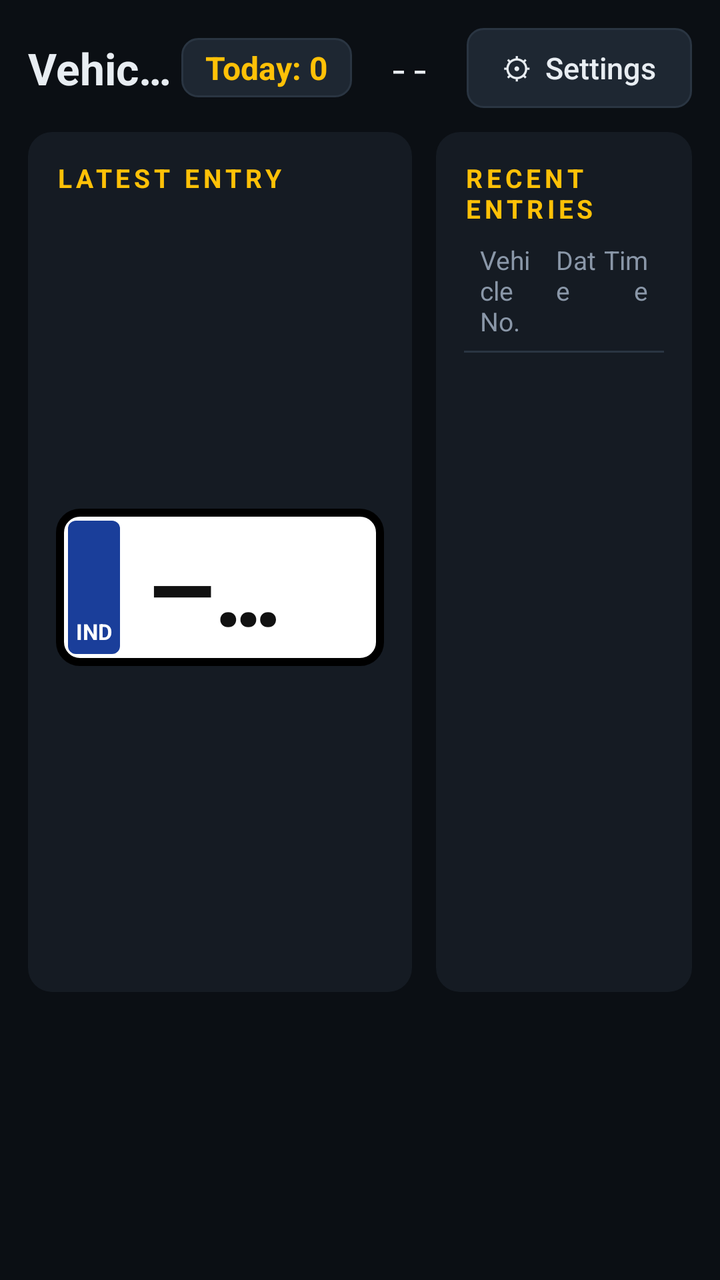
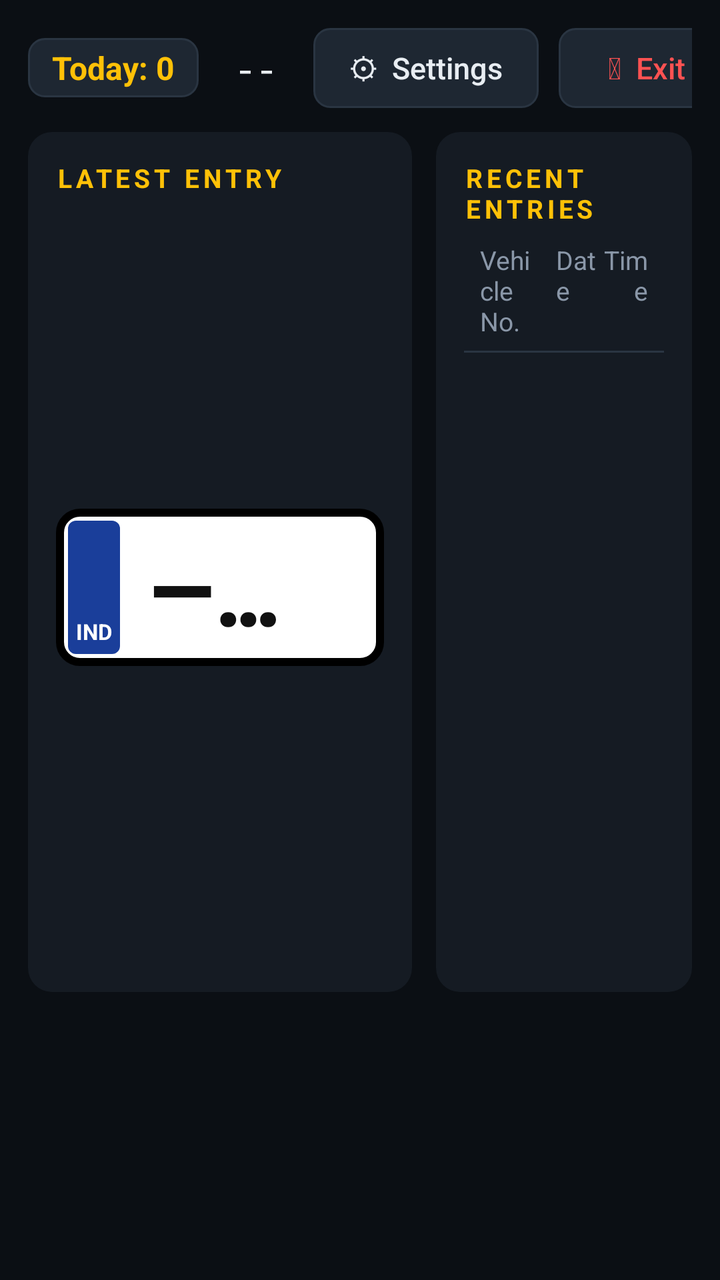

Two renders of the same Android screen: before a commit and after it. Below are the layout's source before the change and the commit's diff.
<!-- AndroidManifest.xml: application theme Theme.VehicleGate -->
<!-- res/layout/activity_main.xml -->
<?xml version="1.0" encoding="utf-8"?>
<LinearLayout xmlns:android="http://schemas.android.com/apk/res/android"
    android:layout_width="match_parent"
    android:layout_height="match_parent"
    android:background="@color/bg"
    android:keepScreenOn="true"
    android:orientation="vertical"
    android:padding="14dp">

    
    <LinearLayout
        android:layout_width="match_parent"
        android:layout_height="wrap_content"
        android:gravity="center_vertical"
        android:orientation="horizontal">

        <TextView
            android:id="@+id/title"
            android:layout_width="0dp"
            android:layout_height="wrap_content"
            android:layout_weight="1"
            android:ellipsize="end"
            android:singleLine="true"
            android:text="Vehicle Entry Monitor"
            android:textColor="@color/text"
            android:textSize="22sp"
            android:textStyle="bold" />

        <TextView
            android:id="@+id/todayCount"
            android:layout_width="wrap_content"
            android:layout_height="wrap_content"
            android:layout_marginEnd="18dp"
            android:background="@drawable/focus_bg"
            android:paddingLeft="12dp"
        android:paddingRight="12dp"
            android:paddingTop="4dp"
        android:paddingBottom="4dp"
            android:text="Today: 0"
            android:textColor="@color/accent"
            android:textSize="16sp"
            android:textStyle="bold" />

        <TextView
            android:id="@+id/clock"
            android:layout_width="wrap_content"
            android:layout_height="wrap_content"
            android:layout_marginEnd="18dp"
            android:fontFamily="monospace"
            android:text="--"
            android:textColor="@color/text"
            android:textSize="18sp" />

        <androidx.appcompat.widget.AppCompatButton
            android:id="@+id/settingsButton"
            style="@style/TvButton"
            android:layout_width="wrap_content"
            android:layout_height="wrap_content"
            android:text="⚙  Settings" />
    </LinearLayout>

    
    <LinearLayout
        android:layout_width="match_parent"
        android:layout_height="0dp"
        android:layout_marginTop="12dp"
        android:layout_weight="1"
        android:baselineAligned="false"
        android:orientation="horizontal">

        
        <LinearLayout
            android:id="@+id/latestCard"
            android:layout_width="0dp"
            android:layout_height="match_parent"
            android:layout_marginEnd="12dp"
            android:layout_weight="3"
            android:background="@drawable/card_bg"
            android:orientation="vertical"
            android:padding="14dp">

            <TextView
                android:layout_width="wrap_content"
                android:layout_height="wrap_content"
                android:letterSpacing="0.15"
                android:text="@string/latest_entry"
                android:textColor="@color/accent"
                android:textSize="13sp"
                android:textStyle="bold" />

            <LinearLayout
                android:layout_width="match_parent"
                android:layout_height="wrap_content"
                android:layout_marginTop="8dp"
                android:gravity="center_vertical"
                android:orientation="horizontal">

                
                <LinearLayout
                    android:id="@+id/plateBox"
                    android:layout_width="wrap_content"
                    android:layout_height="wrap_content"
                    android:background="@drawable/plate_bg"
                    android:gravity="center_vertical"
                    android:orientation="horizontal"
                    android:padding="6dp">

                    <TextView
                        android:layout_width="wrap_content"
                        android:layout_height="match_parent"
                        android:background="@drawable/ind_strip"
                        android:gravity="bottom|center_horizontal"
                        android:paddingLeft="4dp"
        android:paddingRight="4dp"
                        android:paddingBottom="4dp"
                        android:text="IND"
                        android:textColor="#FFFFFF"
                        android:textSize="11sp"
                        android:textStyle="bold" />

                    <TextView
                        android:id="@+id/latestPlate"
                        android:layout_width="wrap_content"
                        android:layout_height="wrap_content"
                        android:fontFamily="sans-serif-condensed"
                        android:paddingLeft="14dp"
        android:paddingRight="14dp"
                        android:singleLine="true"
                        android:text="— — —"
                        android:textColor="@color/plate_text"
                        android:textSize="50sp"
                        android:textStyle="bold" />
                </LinearLayout>

                <LinearLayout
                    android:layout_width="0dp"
                    android:layout_height="wrap_content"
                    android:layout_marginStart="18dp"
                    android:layout_weight="1"
                    android:orientation="vertical">

                    <TextView
                        android:id="@+id/latestDate"
                        android:layout_width="wrap_content"
                        android:layout_height="wrap_content"
                        android:text="@string/waiting"
                        android:textColor="@color/text"
                        android:textSize="22sp"
                        android:textStyle="bold" />

                    <TextView
                        android:id="@+id/latestTime"
                        android:layout_width="wrap_content"
                        android:layout_height="wrap_content"
                        android:fontFamily="monospace"
                        android:textColor="@color/accent"
                        android:textSize="28sp"
                        android:textStyle="bold" />

                    <TextView
                        android:id="@+id/latestConfidence"
                        android:layout_width="wrap_content"
                        android:layout_height="wrap_content"
                        android:textColor="@color/text_dim"
                        android:textSize="13sp" />
                </LinearLayout>
            </LinearLayout>

            <FrameLayout
                android:layout_width="match_parent"
                android:layout_height="0dp"
                android:layout_marginTop="10dp"
                android:layout_weight="1"
                android:background="@drawable/tile_bg">

                <ImageView
                    android:id="@+id/latestSnapshot"
                    android:layout_width="match_parent"
                    android:layout_height="match_parent"
                    android:contentDescription="Vehicle snapshot"
                    android:scaleType="fitCenter" />

                <TextView
                    android:id="@+id/emptyHint"
                    android:layout_width="match_parent"
                    android:layout_height="match_parent"
                    android:gravity="center"
                    android:padding="20dp"
                    android:textColor="@color/text_dim"
                    android:textSize="16sp" />
            </FrameLayout>

            
            <TextView
                android:id="@+id/latestCameras"
                android:layout_width="match_parent"
                android:layout_height="wrap_content"
                android:layout_marginTop="8dp"
                android:fontFamily="monospace"
                android:maxLines="4"
                android:textColor="@color/text_dim"
                android:textSize="12sp" />

            
            <TextView
                android:id="@+id/lastEvent"
                android:layout_width="match_parent"
                android:layout_height="wrap_content"
                android:layout_marginTop="4dp"
                android:singleLine="true"
                android:textColor="@color/warn"
                android:textSize="12sp" />
        </LinearLayout>

        
        <LinearLayout
            android:layout_width="0dp"
            android:layout_height="match_parent"
            android:layout_weight="2"
            android:background="@drawable/card_bg"
            android:orientation="vertical"
            android:padding="14dp">

            <TextView
                android:layout_width="wrap_content"
                android:layout_height="wrap_content"
                android:letterSpacing="0.15"
                android:text="@string/recent_entries"
                android:textColor="@color/accent"
                android:textSize="13sp"
                android:textStyle="bold" />

            <LinearLayout
                android:layout_width="match_parent"
                android:layout_height="wrap_content"
                android:layout_marginTop="8dp"
                android:orientation="horizontal"
                android:paddingLeft="8dp"
        android:paddingRight="8dp"
                android:paddingBottom="6dp">

                <TextView
                    android:layout_width="0dp"
                    android:layout_height="wrap_content"
                    android:layout_weight="5"
                    android:text="@string/col_vehicle"
                    android:textColor="@color/text_dim"
                    android:textSize="13sp" />

                <TextView
                    android:layout_width="0dp"
                    android:layout_height="wrap_content"
                    android:layout_weight="3"
                    android:text="@string/col_date"
                    android:textColor="@color/text_dim"
                    android:textSize="13sp" />

                <TextView
                    android:layout_width="0dp"
                    android:layout_height="wrap_content"
                    android:layout_weight="3"
                    android:gravity="end"
                    android:text="@string/col_time"
                    android:textColor="@color/text_dim"
                    android:textSize="13sp" />
            </LinearLayout>

            <View
                android:layout_width="match_parent"
                android:layout_height="1dp"
                android:background="@color/divider" />

            <androidx.recyclerview.widget.RecyclerView
                android:id="@+id/entries"
                android:layout_width="match_parent"
                android:layout_height="0dp"
                android:layout_weight="1"
                android:focusable="true" />
        </LinearLayout>
    </LinearLayout>

    
    <LinearLayout
        android:id="@+id/cameraStrip"
        android:layout_width="match_parent"
        android:layout_height="118dp"
        android:layout_marginTop="12dp"
        android:orientation="horizontal" />
</LinearLayout>
<!-- resources referenced by this layout -->
<resources>
  <color name="accent">#FFC107</color>
  <color name="bg">#0B0F14</color>
  <color name="divider">#2A3542</color>
  <color name="plate_text">#111111</color>
  <color name="text">#E8EDF2</color>
  <color name="text_dim">#8A97A8</color>
  <color name="warn">#FFB300</color>
  <!-- drawable card_bg (drawable) -->
  <?xml version="1.0" encoding="utf-8"?>
  <shape xmlns:android="http://schemas.android.com/apk/res/android" android:shape="rectangle">
      <solid android:color="@color/surface" />
      <corners android:radius="12dp" />
  </shape>
  <!-- drawable focus_bg (drawable) -->
  <?xml version="1.0" encoding="utf-8"?>
  <selector xmlns:android="http://schemas.android.com/apk/res/android">
      <item android:state_focused="true">
          <shape android:shape="rectangle">
              <solid android:color="@color/surface2" />
              <stroke android:width="3dp" android:color="@color/accent" />
              <corners android:radius="8dp" />
          </shape>
      </item>
      <item android:state_pressed="true">
          <shape android:shape="rectangle">
              <solid android:color="@color/divider" />
              <corners android:radius="8dp" />
          </shape>
      </item>
      <item>
          <shape android:shape="rectangle">
              <solid android:color="@color/surface2" />
              <stroke android:width="1dp" android:color="@color/divider" />
              <corners android:radius="8dp" />
          </shape>
      </item>
  </selector>
  <!-- drawable ind_strip (drawable) -->
  <?xml version="1.0" encoding="utf-8"?>
  <shape xmlns:android="http://schemas.android.com/apk/res/android" android:shape="rectangle">
      <solid android:color="@color/ind_blue" />
      <corners android:radius="4dp" />
  </shape>
  <!-- drawable plate_bg (drawable) -->
  <?xml version="1.0" encoding="utf-8"?>
  <shape xmlns:android="http://schemas.android.com/apk/res/android" android:shape="rectangle">
      <solid android:color="@color/plate_bg" />
      <stroke android:width="4dp" android:color="#000000" />
      <corners android:radius="10dp" />
  </shape>
  <!-- drawable tile_bg (drawable) -->
  <?xml version="1.0" encoding="utf-8"?>
  <shape xmlns:android="http://schemas.android.com/apk/res/android" android:shape="rectangle">
      <solid android:color="#000000" />
      <stroke android:width="1dp" android:color="@color/divider" />
      <corners android:radius="6dp" />
  </shape>
  <string name="col_date">Date</string>
  <string name="col_time">Time</string>
  <string name="col_vehicle">Vehicle No.</string>
  <string name="latest_entry">LATEST ENTRY</string>
  <string name="recent_entries">RECENT ENTRIES</string>
  <string name="waiting">Waiting for vehicles…</string>
  <style name="TvButton" parent="Widget.AppCompat.Button.Borderless">
          <item name="android:background">@drawable/focus_bg</item>
          <item name="android:textColor">@color/text</item>
          <item name="android:textAllCaps">false</item>
          <item name="android:textSize">15sp</item>
          <item name="android:paddingStart">18dp</item>
          <item name="android:paddingEnd">18dp</item>
          <item name="android:minHeight">40dp</item>
          <item name="android:focusable">true</item>
      </style>
  <style name="Theme.VehicleGate" parent="Theme.Material3.Dark.NoActionBar">
          <item name="android:windowBackground">@color/bg</item>
          <item name="colorPrimary">@color/accent</item>
          <item name="colorOnPrimary">#000000</item>
          <item name="colorSecondary">@color/accent</item>
          <item name="android:statusBarColor">@color/bg</item>
          <item name="android:navigationBarColor">@color/bg</item>
      </style>
  <color name="surface">#151B23</color>
  <color name="surface2">#1E2732</color>
  <color name="ind_blue">#1A3E9A</color>
  <color name="plate_bg">#FFFFFF</color>
</resources>

<!-- the commit's change to res/layout/activity_main.xml (unified diff, before → after) -->
@@ -57,6 +57,15 @@
             android:layout_width="wrap_content"
             android:layout_height="wrap_content"
             android:text="⚙  Settings" />
+
+        <androidx.appcompat.widget.AppCompatButton
+            android:id="@+id/exitButton"
+            style="@style/TvButton"
+            android:layout_width="wrap_content"
+            android:layout_height="wrap_content"
+            android:layout_marginStart="10dp"
+            android:text="⏻  Exit"
+            android:textColor="@color/error" />
     </LinearLayout>
 
     
<!-- resource entries referenced after the edit -->
@@ -3,6 +3,7 @@
   <color name="accent">#FFC107</color>
   <color name="bg">#0B0F14</color>
   <color name="divider">#2A3542</color>
+  <color name="error">#FF5252</color>
   <color name="plate_text">#111111</color>
   <color name="text">#E8EDF2</color>
   <color name="text_dim">#8A97A8</color>
